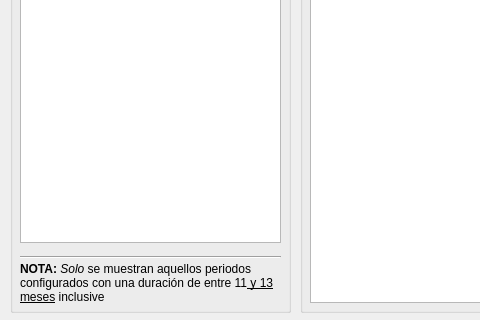
Above: SocratesUI/UIFiles/DialogResumenAnual.ui from rmon-vfer/helion before the change; both pictures show x 0 to 480 and y 148 to 468 of the 866 by 468 pixel window. Below: the same form after it.
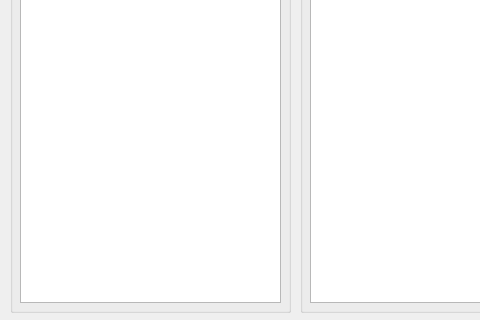
That is the form after the change. Icons and pictures are not drawn.

The edit to the form file:
```diff
--- a/SocratesUI/UIFiles/DialogResumenAnual.ui
+++ b/SocratesUI/UIFiles/DialogResumenAnual.ui
@@ -188,7 +188,7 @@
       <x>10</x>
       <y>20</y>
       <width>261</width>
-      <height>321</height>
+      <height>381</height>
      </rect>
     </property>
     <property name="alternatingRowColors">
@@ -222,35 +222,6 @@
      </property>
     </column>
    </widget>
-   <widget class="QLabel" name="label_8">
-    <property name="geometry">
-     <rect>
-      <x>10</x>
-      <y>360</y>
-      <width>261</width>
-      <height>41</height>
-     </rect>
-    </property>
-    <property name="text">
-     <string>&lt;html&gt;&lt;head/&gt;&lt;body&gt;&lt;p&gt;&lt;span style=&quot; font-weight:600;&quot;&gt;NOTA: &lt;/span&gt;&lt;span style=&quot; font-style:italic;&quot;&gt;Solo&lt;/span&gt; se muestran aquellos periodos configurados con una duración de entre 11&lt;span style=&quot; text-decoration: underline;&quot;&gt; y 13 meses&lt;/span&gt; inclusive&lt;/p&gt;&lt;/body&gt;&lt;/html&gt;</string>
-    </property>
-    <property name="wordWrap">
-     <bool>true</bool>
-    </property>
-   </widget>
-   <widget class="Line" name="line_3">
-    <property name="geometry">
-     <rect>
-      <x>10</x>
-      <y>340</y>
-      <width>261</width>
-      <height>31</height>
-     </rect>
-    </property>
-    <property name="orientation">
-     <enum>Qt::Horizontal</enum>
-    </property>
-   </widget>
   </widget>
  </widget>
  <resources>
```
Left out of the diff: 4 changed lines with no effect on the pictures.
